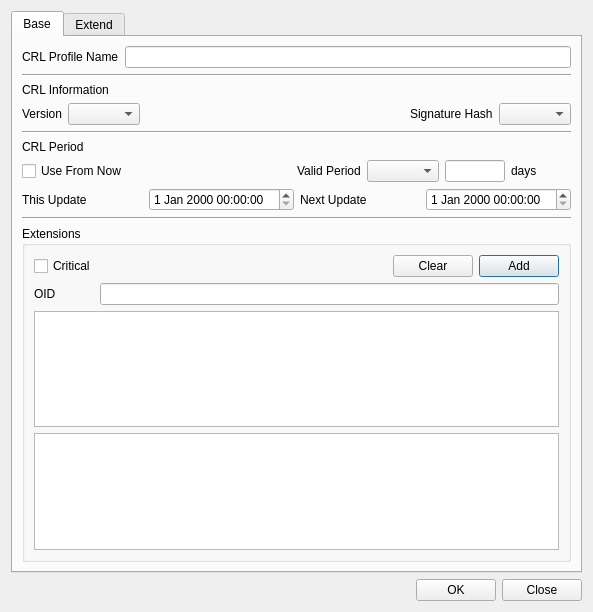
Qt form CertMan/make_crl_profile_dlg.ui (jykim74/CertMan) before a commit.
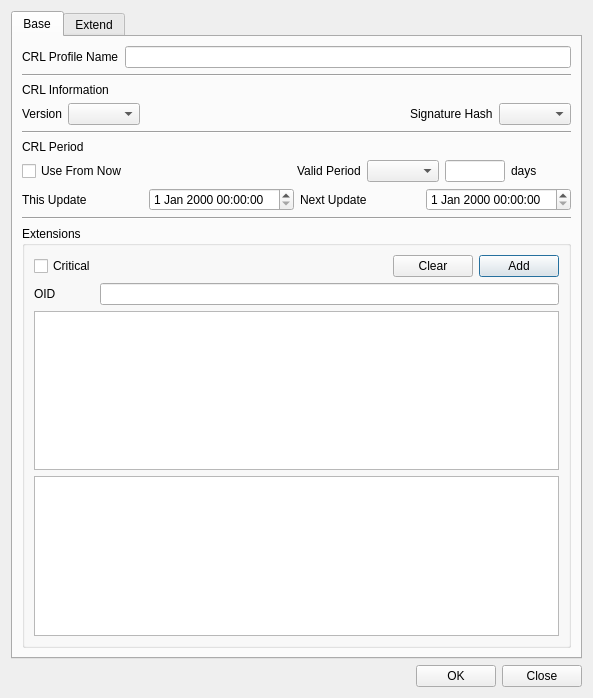
The same form after that commit. The open tabs and pages were chosen to show the change.

Commit message: UI 개선

Diff of the .ui file:
```diff
--- a/CertMan/make_crl_profile_dlg.ui
+++ b/CertMan/make_crl_profile_dlg.ui
@@ -7,7 +7,7 @@
     <x>0</x>
     <y>0</y>
     <width>593</width>
-    <height>612</height>
+    <height>698</height>
    </rect>
   </property>
   <property name="windowTitle">
```
Left out of the diff: 2 changed lines with no effect on the pictures. The commit also changes 3 other files.
